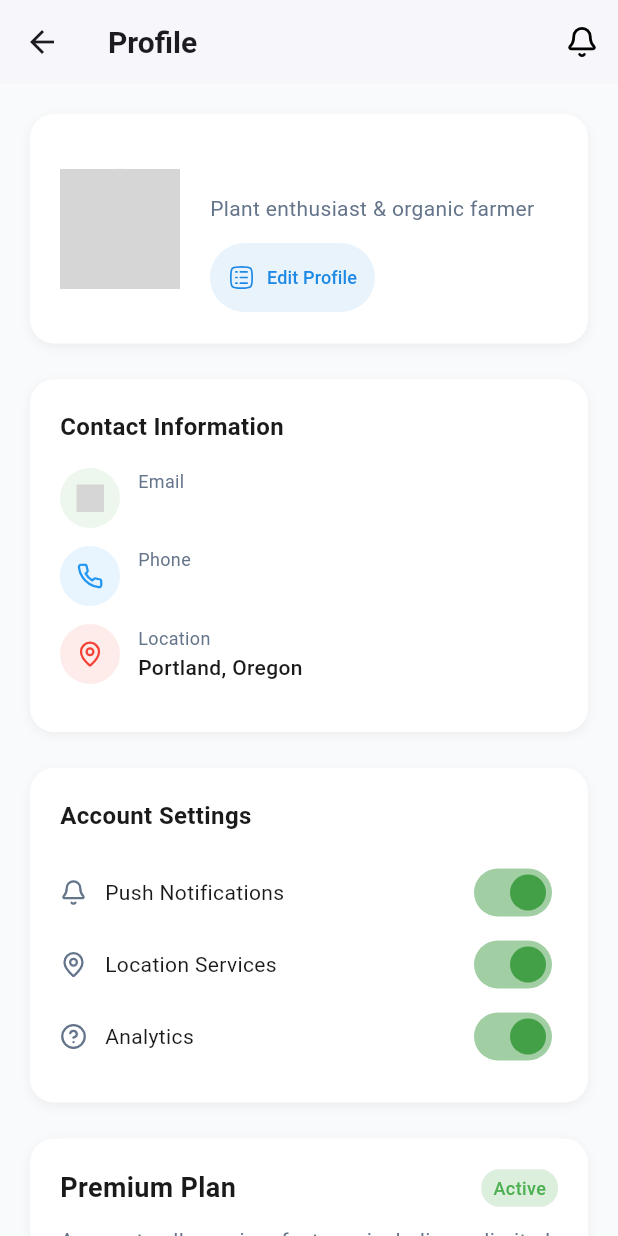
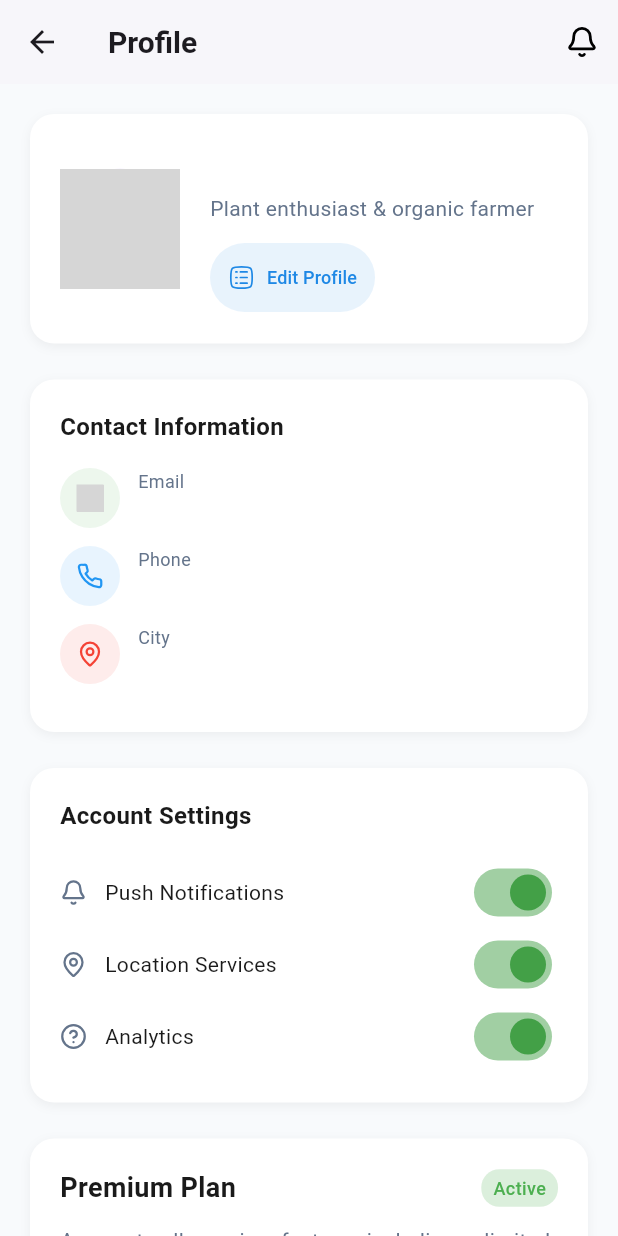
Before and after one commit to IT21161056/Papaya-Buddy, a Flutter app: the ProfileScreen screen opened directly, on a phone screen of 412 x 824 dp. Run offline on Flutter 3.47's test engine with Material 3 defaults, Android fonts, the phone set to English and light mode, and no system bars; our stand-ins replace carousel_slider, cloud_firestore, firebase_auth, firebase_core, flutter_animate, flutter_svg and 5 more; accounts and stored records are empty; network calls fail; grey boxes are pictures that could not be loaded.

```diff
--- a/mobile_app/lib/views/auth/profile_view.dart
+++ b/mobile_app/lib/views/auth/profile_view.dart
@@ -111,13 +111,13 @@ class _ProfileScreenState extends State<ProfileScreen> {
                   ProfileCard(
                       userName: userData?['fullName'] ?? 'User',
                       description: 'Plant enthusiast & organic farmer',
-                      profilePicture:
+                      profilePicture: userData?['image_url'] ??
                           'https://images.unsplash.com/photo-1535713875002-d1d0cf377fde?q=80'),
                   const SizedBox(height: 24),
                   ContactInfoCard(
                     email: userData?['email'] ?? 'Not available',
                     phone: userData?['phoneNumber'] ?? 'Not available',
-                    address: "Portland, Oregon",
+                    address: userData?['city'] ?? 'Not available',
                   ),
                   const SizedBox(height: 24),
                   AccountSettingsCard(),
--- a/mobile_app/lib/widgets/profile.widgets/contact_info_widget.dart
+++ b/mobile_app/lib/widgets/profile.widgets/contact_info_widget.dart
@@ -48,7 +48,7 @@ class ContactInfoCard extends StatelessWidget {
               'assets/icons/lucide_phone.svg', Colors.blue, "Phone", phone),
           const SizedBox(height: 12),
           _buildContactItem(
-              'assets/icons/lucide_pin.svg', Colors.red, "Location", address),
+              'assets/icons/lucide_pin.svg', Colors.red, "City", address),
           const SizedBox(height: 12),
         ],
       ),
```
